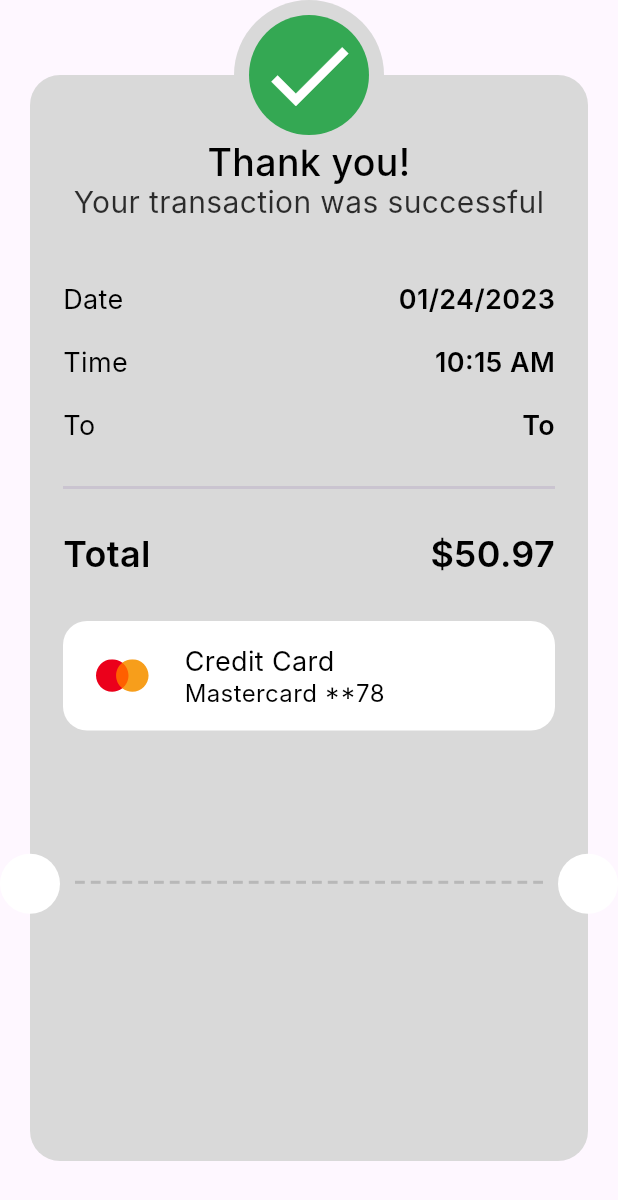
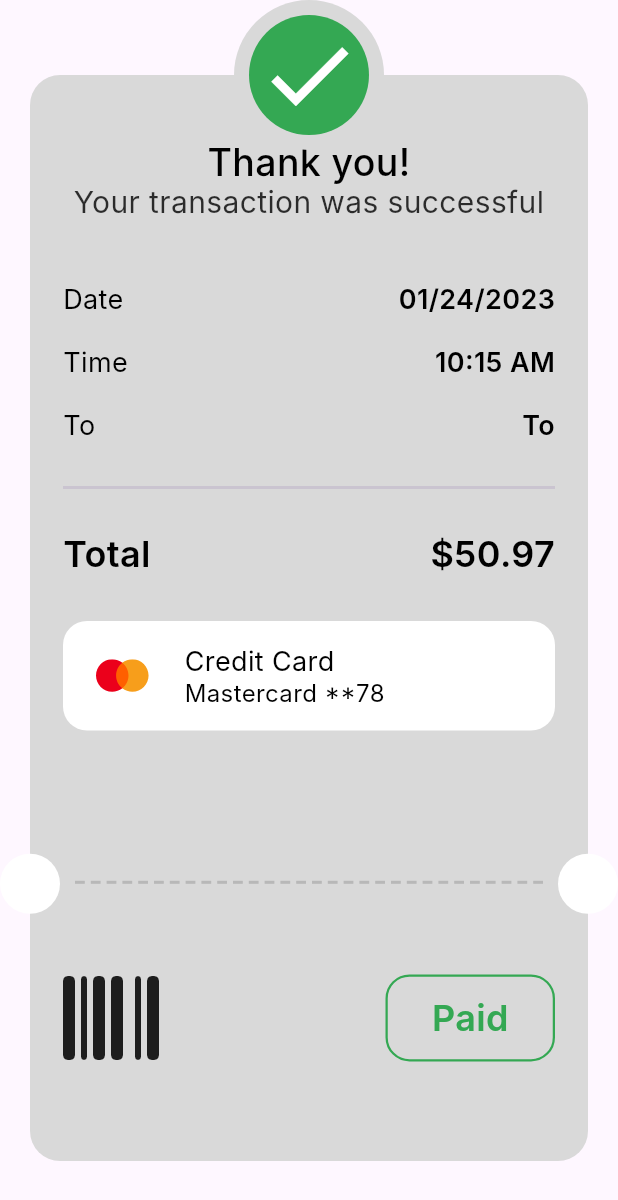
Before and after one commit to SalahYasser/checkout_payment_app, a Flutter app: the ThankYouView screen opened directly, on a phone screen of 412 x 824 dp. Shown: the top 1200 px of the screen. Run offline on Flutter 3.47's test engine with Material 3 defaults, Android fonts, the phone set to English and light mode, and no system bars; our stand-ins replace flutter_credit_card, flutter_svg, font_awesome_flutter; Roboto replaces fonts that are missing (Inter).

Commit message:
finish thank you card

```diff
--- a/lib/features/checkout/presentation/views/widgets/thank_you_card.dart
+++ b/lib/features/checkout/presentation/views/widgets/thank_you_card.dart
@@ -3,6 +3,7 @@ import 'package:checkout_payment_app/features/checkout/presentation/views/widget
 import 'package:checkout_payment_app/features/checkout/presentation/views/widgets/payment_item_info.dart';
 import 'package:checkout_payment_app/features/checkout/presentation/views/widgets/total_price.dart';
 import 'package:flutter/material.dart';
+import 'package:font_awesome_flutter/font_awesome_flutter.dart';
 
 class ThankYouCard extends StatelessWidget {
   const ThankYouCard({super.key});
@@ -12,7 +13,7 @@ class ThankYouCard extends StatelessWidget {
     return Container(
       width: double.infinity,
       decoration: ShapeDecoration(
-        color: Color(0xffD9D9D9),
+        color: const Color(0xffD9D9D9),
         shape: RoundedRectangleBorder(
           borderRadius: BorderRadius.circular(20),
         ),
@@ -21,7 +22,7 @@ class ThankYouCard extends StatelessWidget {
         padding: const EdgeInsets.only(top: 25 + 18, left: 22, right: 22),
         child: Column(
           children: [
-            Text(
+            const Text(
               'Thank you!',
               style: Styles.style25,
               textAlign: TextAlign.center,
@@ -31,19 +32,54 @@ class ThankYouCard extends StatelessWidget {
               style: Styles.style20,
               textAlign: TextAlign.center,
             ),
-            SizedBox(height: 42),
-            PaymentItemInfo(title: 'Date', value: '01/24/2023'),
-            SizedBox(height: 20),
-            PaymentItemInfo(title: 'Time', value: '10:15 AM'),
-            SizedBox(height: 20),
-            PaymentItemInfo(title: 'To', value: 'To'),
-            Divider(
+            const SizedBox(height: 42),
+            const PaymentItemInfo(title: 'Date', value: '01/24/2023'),
+            const SizedBox(height: 20),
+            const PaymentItemInfo(title: 'Time', value: '10:15 AM'),
+            const SizedBox(height: 20),
+            const PaymentItemInfo(title: 'To', value: 'To'),
+            const Divider(
               thickness: 2,
               height: 60,
             ),
-            TotalPrice(title: 'Total', value: r'$50.97'),
-            SizedBox(height: 30),
-            CardInfoWidget(),
+            const TotalPrice(title: 'Total', value: r'$50.97'),
+            const SizedBox(height: 30),
+            const CardInfoWidget(),
+            const Spacer(),
+            Row(
+              mainAxisAlignment: MainAxisAlignment.spaceBetween,
+              children: [
+                const Icon(
+                  FontAwesomeIcons.barcode,
+                  size: 64,
+                ),
+                Container(
+                  width: 113,
+                  height: 58,
+                  decoration: ShapeDecoration(
+                    color: const Color(0xffD9D9D9),
+                    shape: RoundedRectangleBorder(
+                      borderRadius: BorderRadius.circular(16),
+                      side: const BorderSide(
+                        width: 1.5,
+                        color: Color(0xff34A853),
+                      ),
+                    ),
+                  ),
+                  child: Center(
+                    child: Text(
+                      'Paid',
+                      style: Styles.style24.copyWith(
+                        color: const Color(0xff34A853),
+                      ),
+                    ),
+                  ),
+                ),
+              ],
+            ),
+            SizedBox(
+              height: ((MediaQuery.sizeOf(context).height * 0.2 + 20) / 2) - 29 ,
+            ),
           ],
         ),
       ),
--- a/pubspec.yaml
+++ b/pubspec.yaml
@@ -38,7 +38,7 @@ dependencies:
 
   flutter_svg: ^2.0.12
   flutter_credit_card: ^4.0.1
-
+  font_awesome_flutter: ^10.8.0
 
 
 
```
Also changed, not shown: pubspec.lock.
